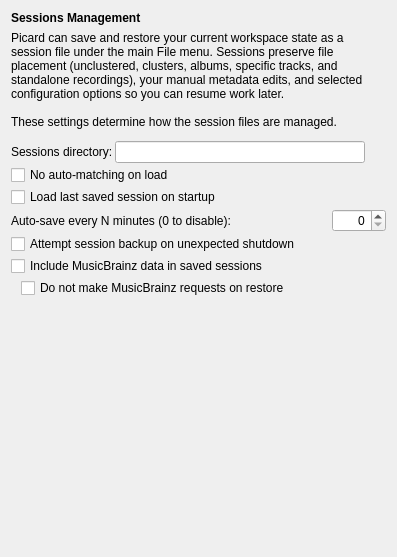
Qt form ui/options_advanced_sessions.ui (metabrainz/picard) before a commit.
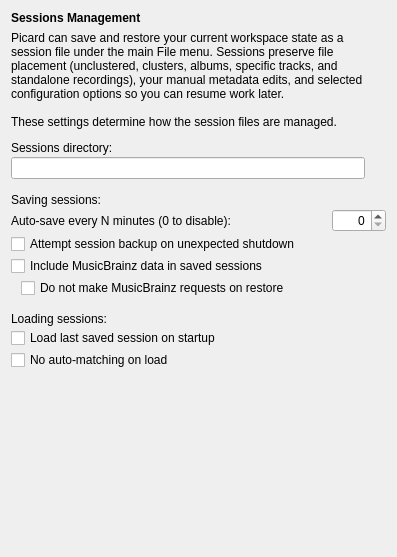
The same form after that commit.

Patch:
```diff
--- a/ui/options_advanced_sessions.ui
+++ b/ui/options_advanced_sessions.ui
@@ -74,18 +74,18 @@
      </property>
     </spacer>
    </item>
+   <item>
+    <widget class="QLabel" name="folder_label">
+     <property name="text">
+      <string>Sessions directory:</string>
+     </property>
+    </widget>
+   </item>
    <item>
     <layout class="QHBoxLayout" name="folder_layout">
      <property name="topMargin">
       <number>0</number>
      </property>
-     <item>
-      <widget class="QLabel" name="folder_label">
-       <property name="text">
-        <string>Sessions directory:</string>
-       </property>
-      </widget>
-     </item>
      <item>
       <widget class="QLineEdit" name="folder_path_edit"/>
      </item>
@@ -102,16 +102,25 @@
     </layout>
    </item>
    <item>
-    <widget class="QCheckBox" name="safe_restore_checkbox">
-     <property name="text">
-      <string>No auto-matching on load</string>
+    <spacer name="verticalSpacer_4">
+     <property name="orientation">
+      <enum>Qt::Orientation::Vertical</enum>
      </property>
-    </widget>
+     <property name="sizeType">
+      <enum>QSizePolicy::Policy::Fixed</enum>
+     </property>
+     <property name="sizeHint" stdset="0">
+      <size>
+       <width>20</width>
+       <height>12</height>
+      </size>
+     </property>
+    </spacer>
    </item>
    <item>
-    <widget class="QCheckBox" name="load_last_checkbox">
+    <widget class="QLabel" name="saving_sessions_label">
      <property name="text">
-      <string>Load last saved session on startup</string>
+      <string>Saving sessions:</string>
      </property>
     </widget>
    </item>
@@ -189,6 +198,43 @@
      </item>
     </layout>
    </item>
+   <item>
+    <spacer name="verticalSpacer_5">
+     <property name="orientation">
+      <enum>Qt::Orientation::Vertical</enum>
+     </property>
+     <property name="sizeType">
+      <enum>QSizePolicy::Policy::Fixed</enum>
+     </property>
+     <property name="sizeHint" stdset="0">
+      <size>
+       <width>20</width>
+       <height>12</height>
+      </size>
+     </property>
+    </spacer>
+   </item>
+   <item>
+    <widget class="QLabel" name="loading_sessions_label">
+     <property name="text">
+      <string>Loading sessions:</string>
+     </property>
+    </widget>
+   </item>
+   <item>
+    <widget class="QCheckBox" name="load_last_checkbox">
+     <property name="text">
+      <string>Load last saved session on startup</string>
+     </property>
+    </widget>
+   </item>
+   <item>
+    <widget class="QCheckBox" name="safe_restore_checkbox">
+     <property name="text">
+      <string>No auto-matching on load</string>
+     </property>
+    </widget>
+   </item>
    <item>
     <spacer name="verticalSpacer">
      <property name="orientation">
```
Left out of the diff: 19 changed lines with no effect on the pictures.
